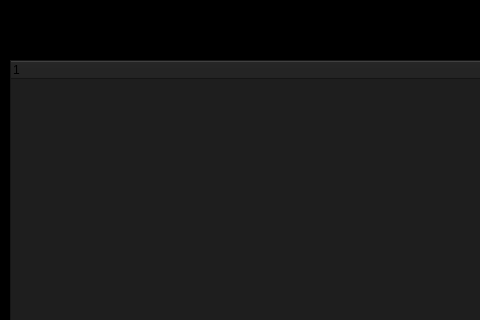
First picture: the form in mainwindow.ui, repository AmoghRaina/Process-Monitor, before the edit; both pictures show x 0 to 480 and y 0 to 320 of the 800 by 600 pixel window.
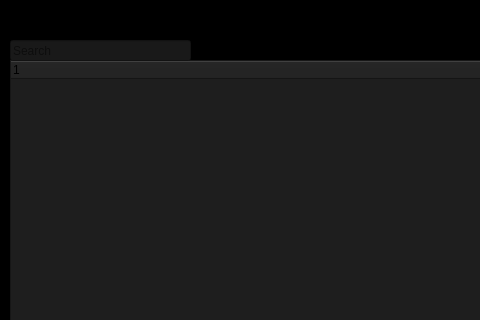
Second picture: the form after the edit.

What changed in the file:
```diff
--- a/mainwindow.ui
+++ b/mainwindow.ui
@@ -35,6 +35,22 @@
      </property>
     </column>
    </widget>
+   <widget class="QLineEdit" name="lineEdit">
+    <property name="geometry">
+     <rect>
+      <x>10</x>
+      <y>40</y>
+      <width>181</width>
+      <height>21</height>
+     </rect>
+    </property>
+    <property name="styleSheet">
+     <string notr="true">background-color: rgb(25, 25, 25);</string>
+    </property>
+    <property name="placeholderText">
+     <string>Search</string>
+    </property>
+   </widget>
   </widget>
  </widget>
  <resources/>
```
Left out of the diff: 7 changed lines with no effect on the pictures.
